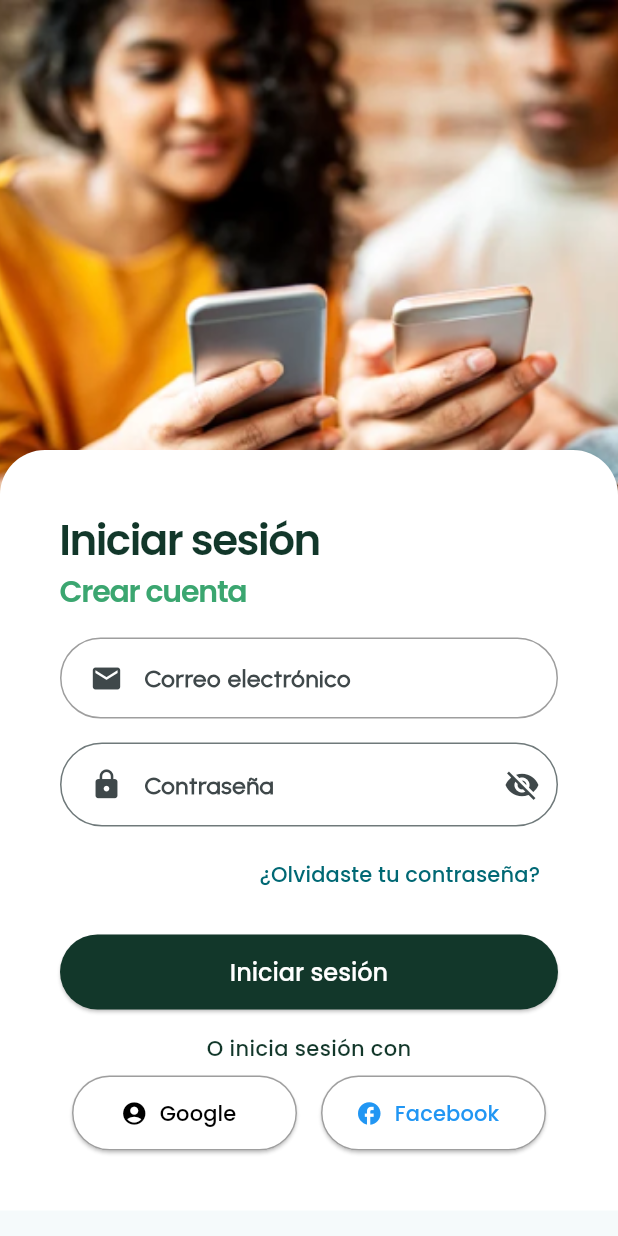
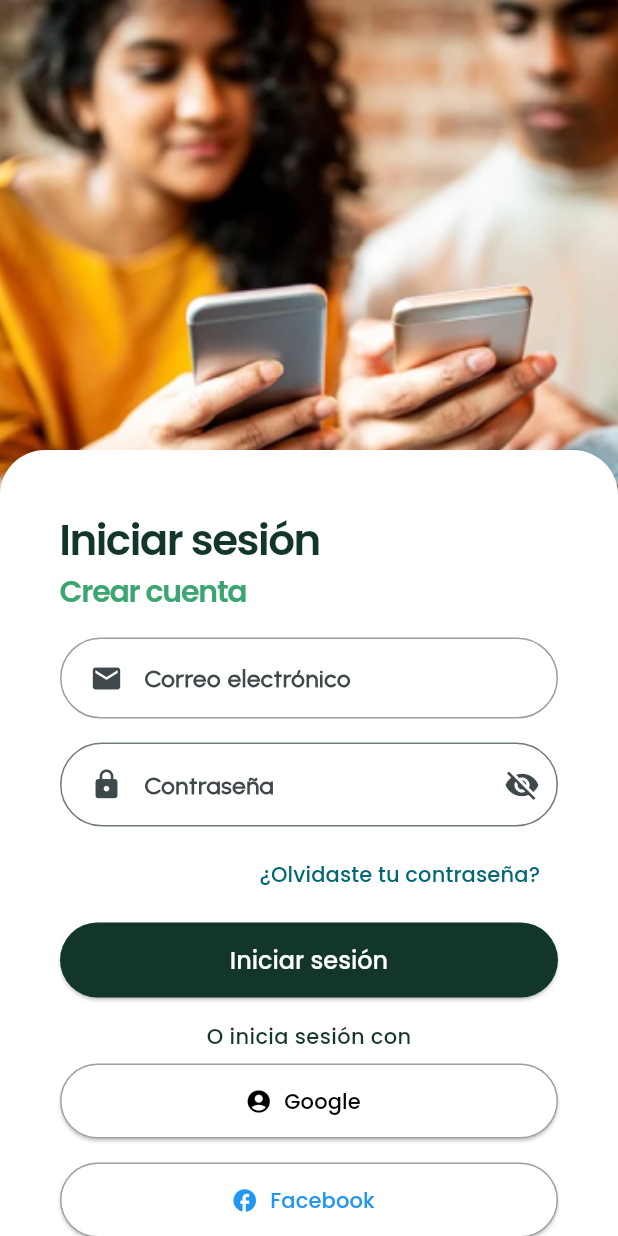
Before and after one commit to spricew/Keidot-Project, a Flutter app: the screen it shows after launch, on a phone screen of 412 x 824 dp. Run offline on Flutter 3.47's test engine with Material 3 defaults, Android fonts, the phone set to English and light mode, and no system bars.

Commit message:
login semifinal

```diff
--- a/lib/presentation/screens/login_screen.dart
+++ b/lib/presentation/screens/login_screen.dart
@@ -21,6 +21,7 @@ class LoginPage extends StatelessWidget {
             left: 0,
             right: 0,
             child: Container(
+              height: MediaQuery.of(context).size.height - 300,
               decoration: const BoxDecoration(
                 color: defaultWhite, // Cambia a blanco cuando lo necesites
                 borderRadius: BorderRadius.only(
@@ -123,7 +124,7 @@ class LoginPage extends StatelessWidget {
                         child: const Text('¿Olvidaste tu contraseña?'),
                       ),
                     ),
-                    const SizedBox(height: 16),
+                    const SizedBox(height: 8),
                     ElevatedButton(
                       onPressed: () {
                         // Lógica para iniciar sesión
@@ -153,7 +154,7 @@ class LoginPage extends StatelessWidget {
                             style: TextStyle(color: darkGreen),
                           ),
                           const SizedBox(height: 8),
-                          Row(
+                          Column(
                             mainAxisAlignment: MainAxisAlignment.center,
                             children: [
                               ElevatedButton.icon(
@@ -164,12 +165,15 @@ class LoginPage extends StatelessWidget {
                                   backgroundColor: Colors.white,
                                   foregroundColor: Colors.black,
                                   side: const BorderSide(color: Colors.grey),
-                                  minimumSize: const Size(150, 50),
+                                  minimumSize: const Size(double.infinity,
+                                      50), // Ocupa todo el ancho
                                 ),
                                 icon: const Icon(Icons.account_circle),
                                 label: const Text('Google'),
                               ),
-                              const SizedBox(width: 16),
+                              const SizedBox(
+                                  height:
+                                      16), // Ajuste de espacio entre botones
                               ElevatedButton.icon(
                                 onPressed: () {
                                   // Lógica para iniciar sesión con Facebook
@@ -178,7 +182,8 @@ class LoginPage extends StatelessWidget {
                                   backgroundColor: Colors.white,
                                   foregroundColor: Colors.blue,
                                   side: const BorderSide(color: Colors.grey),
-                                  minimumSize: const Size(150, 50),
+                                  minimumSize: const Size(double.infinity,
+                                      50), // Ocupa todo el ancho
                                 ),
                                 icon: const Icon(Icons.facebook),
                                 label: const Text('Facebook'),
@@ -187,7 +192,7 @@ class LoginPage extends StatelessWidget {
                           ),
                         ],
                       ),
-                    ),
+                    )
                   ],
                 ),
               ),
```
